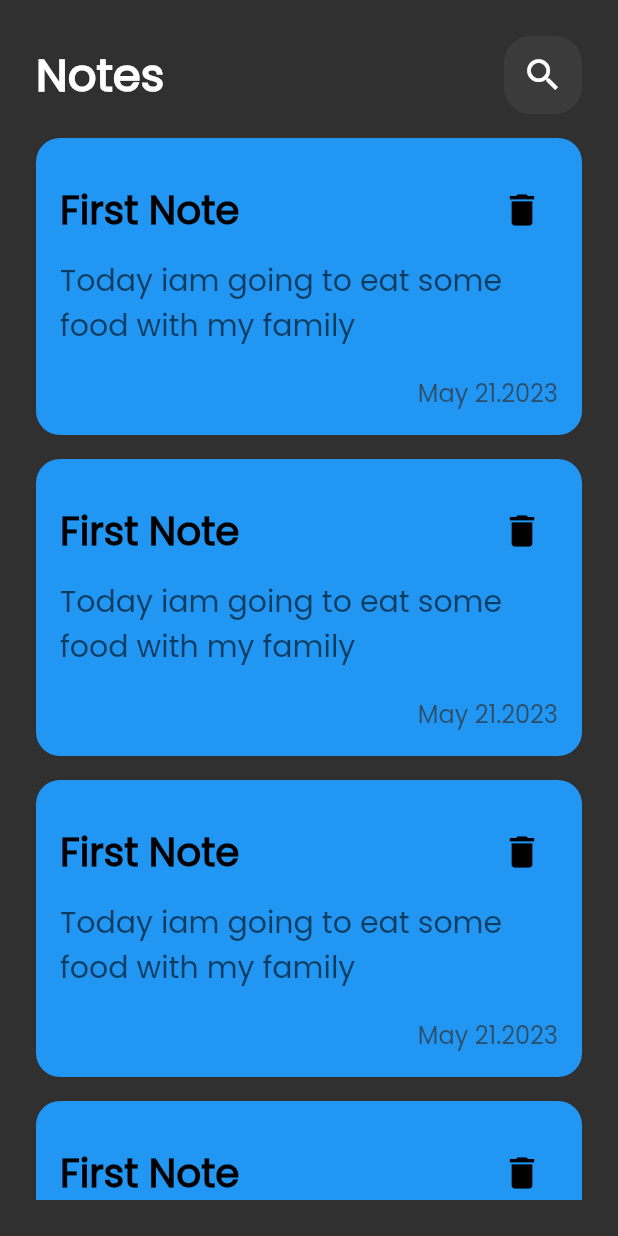
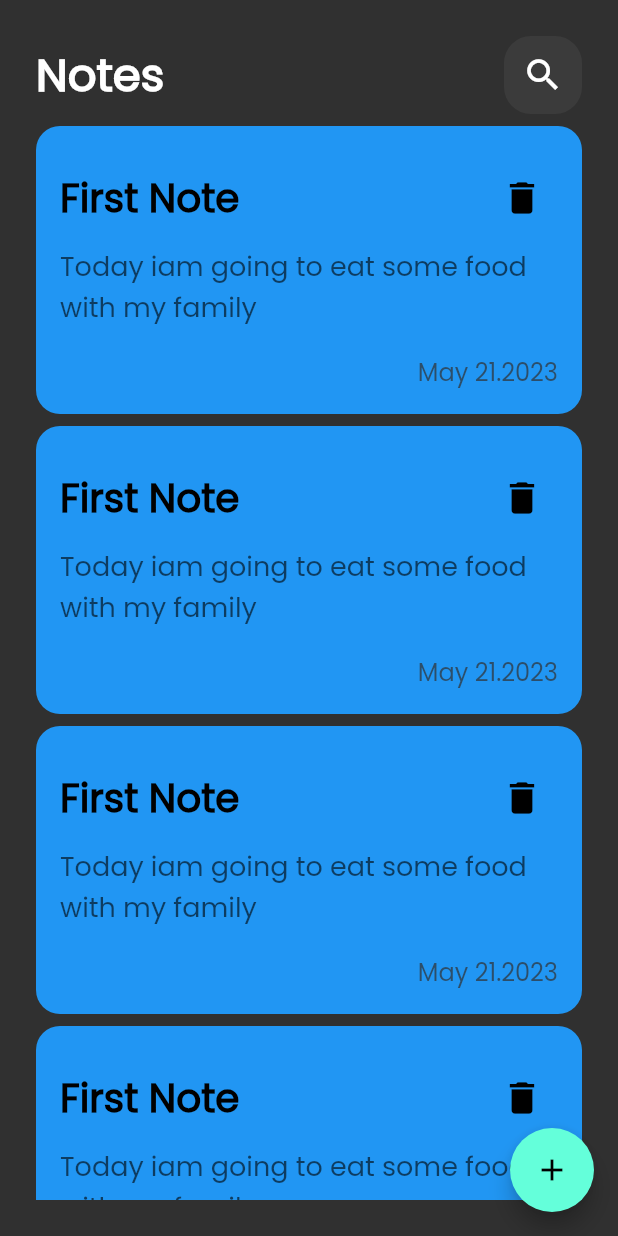
Before and after one commit to selim-sys/selim_notes, a Flutter app: the screen it shows after launch, on a phone screen of 412 x 824 dp. Run offline on Flutter 3.47's test engine with Material 2 defaults, Android fonts, the phone set to English and light mode, and no system bars.

Commit message:
Floating Action Button

```diff
--- a/lib/screens/allnotesscreen.dart
+++ b/lib/screens/allnotesscreen.dart
@@ -9,7 +9,11 @@ class AllNotesScreen extends StatelessWidget {
   Widget build(BuildContext context) {
     return SafeArea(
       child: Scaffold(
-        body: AllNotesBody()
+        floatingActionButton: FloatingActionButton(
+          onPressed: (){},
+          child: Icon(Icons.add),
+        ),
+        body: const AllNotesBody()
       ),
     );
   }
--- a/lib/widgets/custom_note.dart
+++ b/lib/widgets/custom_note.dart
@@ -8,7 +8,7 @@ class CustomNote extends StatelessWidget {
   @override
   Widget build(BuildContext context) {
     return Padding(
-      padding: const EdgeInsets.only(top: 16),
+      padding: const EdgeInsets.only(top: 8),
       child: Container(
         padding: EdgeInsets.only(top: 8),
         decoration: BoxDecoration(
@@ -42,7 +42,7 @@ class CustomNote extends StatelessWidget {
               Text(
                 'Today iam going to eat some food with my family',
                 style: TextStyle(
-                    color: Colors.black.withOpacity(.6), fontSize: 20),
+                    color: Colors.black.withOpacity(.6), fontSize: 18),
               ),
               Padding(
                 padding: const EdgeInsets.only(top: 18),
```
